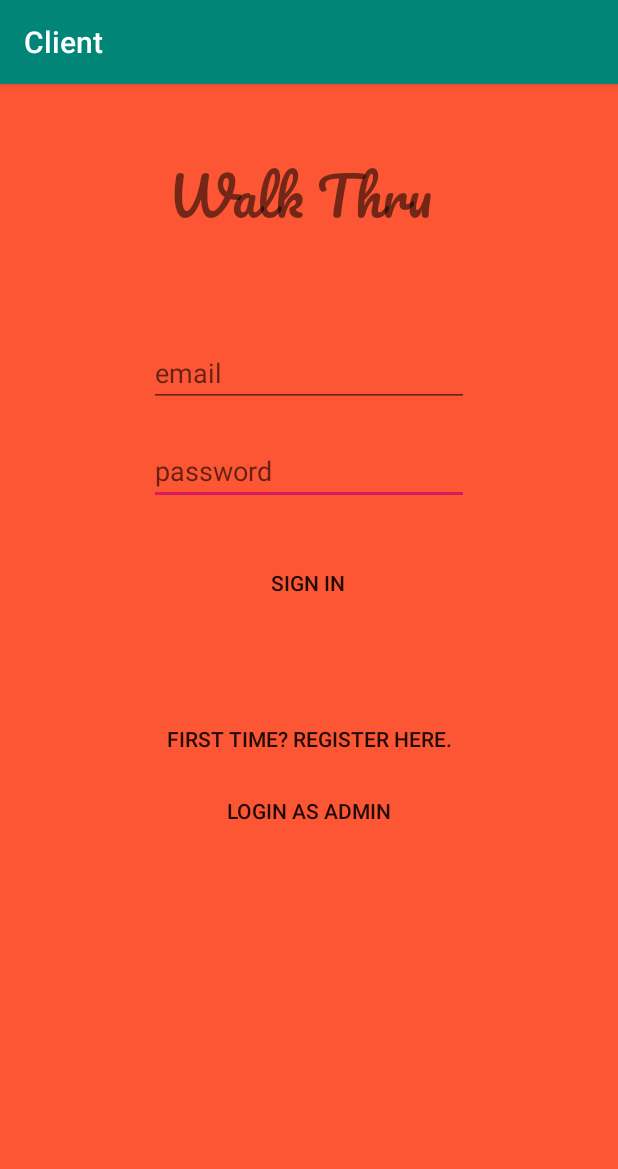
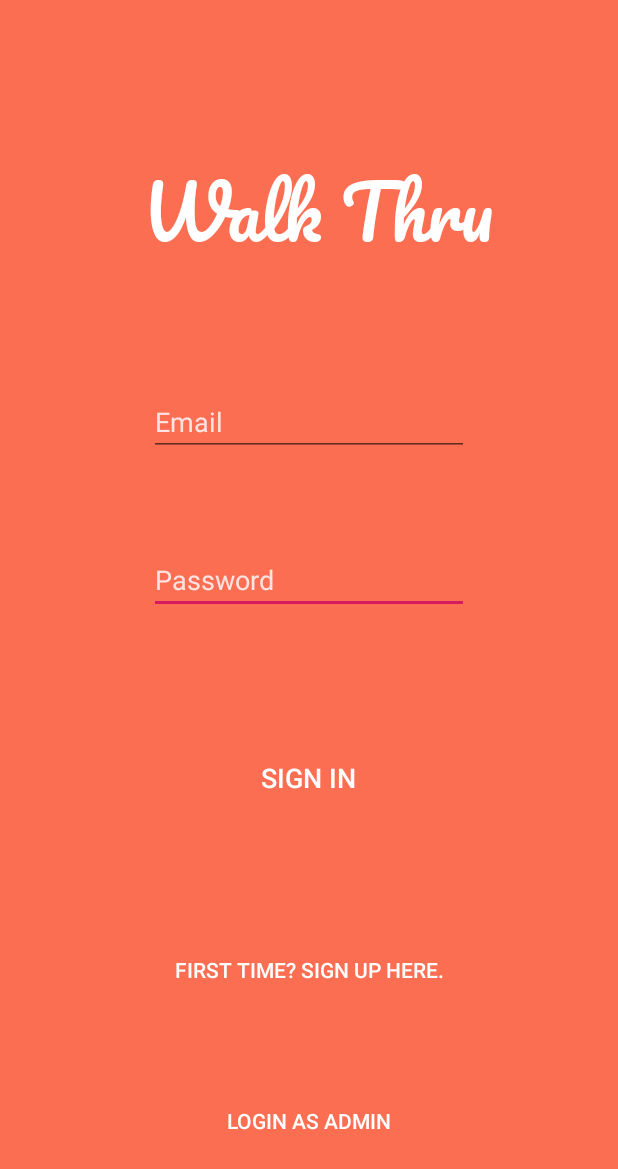
Before and after one commit to Abdoronic/walk-thru, an Android app: the screen it shows after launch (MainActivity), after a tap on "SIGN IN", on a phone screen of 412 x 824 dp. Shown: the top 1169 px of the screen. Run offline under Robolectric (Android 15) with nearby library versions, the phone set to English and light mode, and no system bars.

Commit message:
Iterated over signIn design and Http request

```diff
--- a/Client/app/build.gradle
+++ b/Client/app/build.gradle
@@ -5,7 +5,7 @@ android {
     buildToolsVersion "29.0.2"
     defaultConfig {
         applicationId "com.example.client"
-        minSdkVersion 15
+        minSdkVersion 26
         targetSdkVersion 29
         versionCode 1
         versionName "1.0"
@@ -27,4 +27,7 @@ dependencies {
     androidTestImplementation 'androidx.test.ext:junit:1.1.1'
     androidTestImplementation 'androidx.test.espresso:espresso-core:3.2.0'
     implementation 'com.android.volley:volley:1.1.1'
+    implementation 'com.squareup.okhttp3:okhttp:3.9.1'
+    implementation 'androidx.cardview:cardview:1.0.0'
+    implementation 'androidx.recyclerview:recyclerview:1.1.0'
 }
--- a/Client/app/src/main/java/com/example/client/MainActivity.java
+++ b/Client/app/src/main/java/com/example/client/MainActivity.java
@@ -1,39 +1,126 @@
 package com.example.client;
 
+import androidx.appcompat.app.ActionBar;
 import androidx.appcompat.app.AppCompatActivity;
 
 import android.content.Intent;
+import android.graphics.Typeface;
 import android.os.Bundle;
+import android.view.Gravity;
 import android.view.View;
 import android.widget.Button;
+import android.widget.LinearLayout;
 import android.widget.TextView;
 import android.widget.Toast;
-
-import com.android.volley.Request;
-import com.android.volley.RequestQueue;
-import com.android.volley.Response;
-import com.android.volley.VolleyError;
-import com.android.volley.toolbox.JsonObjectRequest;
-import com.android.volley.toolbox.Volley;
 
 import org.json.JSONException;
 import org.json.JSONObject;
 
-import java.util.HashMap;
-import java.util.Map;
+import java.io.IOException;
+
+import okhttp3.Call;
+import okhttp3.Callback;
+import okhttp3.MediaType;
+import okhttp3.OkHttpClient;
+import okhttp3.Request;
+import okhttp3.RequestBody;
+import okhttp3.Response;
 
 public class MainActivity extends AppCompatActivity {
     private Button signInButton;
     private TextView emailTextView;
     private TextView passwordTextView;
 
+    public void signIn(String email, String password) {
+        OkHttpClient client = new OkHttpClient();
+
+        String url = getString(R.string.BASE_URL) + "/customers/login";
+
+        String bodyJson = new StringBuilder()
+                .append("{")
+                .append("\"email\":\"").append(email).append("\",")
+                .append("\"password\":\"").append(password).append("\"}")
+                .toString();
+
+        RequestBody body = RequestBody.create(
+                MediaType.parse("application/json; charset=utf-8"),
+                bodyJson
+        );
+        Request request = new Request.Builder()
+                .url(url)
+                .post(body)
+                .build();
+
+        client.newCall(request).enqueue(new Callback() {
+            @Override
+            public void onFailure(Call call, IOException e) {
+                e.printStackTrace();
+            }
+            @Override
+            public void onResponse(Call call, Response response) throws IOException {
+                if (response.isSuccessful()) {
+                    try {
+                        final JSONObject data = new JSONObject(response.body().string());
+                        MainActivity.this.runOnUiThread(new Runnable() {
+                            @Override
+                            public void run() {
+                                Intent intent = new Intent(getApplicationContext(), CustomerViewShopsActivity.class);
+                                try {
+                                    intent.putExtra("firstName",data.getString("firstName"));
+                                    intent.putExtra("id", data.getInt("id"));
+
+                                } catch (JSONException e) {
+                                    e.printStackTrace();
+                                }
+                                startActivity(intent);
+                            }
+                        });
+                    } catch(Exception e) {
+                        e.printStackTrace();
+                    }
+                } else {
+                    try {
+                        final JSONObject error = new JSONObject(response.body().string());
+                        MainActivity.this.runOnUiThread(new Runnable() {
+                            @Override
+                            public void run() {
+                                try {
+                                    Toast.makeText(getApplicationContext(), error.getString("error"),Toast.LENGTH_SHORT).show();
+                                } catch(Exception e) {
+                                    e.printStackTrace();
+                                }
+                            }
+                        });
+                    } catch (JSONException e) {
+                        e.printStackTrace();
+                    }
+                }
+            }
+        });
+    }
+
+    public void setTitle(String title){
+        getSupportActionBar().setHomeButtonEnabled(true);
+        getSupportActionBar().setDisplayHomeAsUpEnabled(true);
+        TextView textView = new TextView(this);
+        textView.setText(title);
+        textView.setTextSize(30);
+        textView.setTypeface(getResources().getFont(R.font.pacifico), Typeface.NORMAL);
+        textView.setLayoutParams(new LinearLayout.LayoutParams(LinearLayout.LayoutParams.FILL_PARENT, LinearLayout.LayoutParams.WRAP_CONTENT));
+        textView.setGravity(Gravity.CENTER);
+        textView.setTextColor(getResources().getColor(R.color.textColorPrimary));
+        getSupportActionBar().setDisplayOptions(ActionBar.DISPLAY_SHOW_CUSTOM);
+        getSupportActionBar().setCustomView(textView);
+    }
 
     @Override
     protected void onCreate(Bundle savedInstanceState) {
         super.onCreate(savedInstanceState);
         setContentView(R.layout.activity_main);
 
-        Button signUp = (Button) findViewById(R.id.signUpBtn);
+        getSupportActionBar().hide();
+
+        Button signUp = findViewById(R.id.signUpBtn);
         signInButton = findViewById(R.id.customerSignUpButton);
         emailTextView = findViewById(R.id.emailText);
         passwordTextView = findViewById((R.id.passwordText));
@@ -46,8 +133,8 @@ public class MainActivity extends AppCompatActivity {
             }
         });
 
-        Button Admin = (Button) findViewById(R.id.adminLogIn);
-        Admin.setOnClickListener(new View.OnClickListener() {
+        Button admin = findViewById(R.id.adminLogIn);
+        admin.setOnClickListener(new View.OnClickListener() {
             @Override
             public void onClick(View v) {
                 Intent startIntent = new Intent(getApplicationContext(),AdminActivity.class);
@@ -57,40 +144,7 @@ public class MainActivity extends AppCompatActivity {
 
         signInButton.setOnClickListener(new View.OnClickListener(){
             public void onClick(View v) {
-                RequestQueue queue = Volley.newRequestQueue(MainActivity.this);
-
-                Map<String, String> params = new HashMap<String, String>();
-                params.put("email", emailTextView.getText().toString());
-                params.put("password", passwordTextView.getText().toString());
-
-                String url = "http://10.0.2.2:8000/customers/login";
-                JsonObjectRequest jsonObjectRequest = new JsonObjectRequest(Request.Method.POST, url, new JSONObject(params), new Response.Listener<JSONObject>() {
-                    @Override
-                    public void onResponse(JSONObject response) {
-                        Intent i = new Intent(getApplicationContext(), CustomerViewShopsActivity.class);
-                        try {
-                            i.putExtra("firstName",response.getString("firstName"));
-                            i.putExtra("id",response.getInt("id"));
-
-                        } catch (JSONException e) {
-                            e.printStackTrace();
-                        }
-                        startActivity(i);
-                    }
-                }, new Response.ErrorListener() {
-                    @Override
-                    public void onErrorResponse(VolleyError error) {
-                        try {
-                            JSONObject errData =new JSONObject(new String(error.networkResponse.data));
-                            Toast.makeText(getApplicationContext(),errData.getString("error"),Toast.LENGTH_LONG).show();
-
-                        } catch (JSONException e) {
-                            e.printStackTrace();
-                        }
-                        error.printStackTrace();
-                    }
-                });
-                queue.add(jsonObjectRequest);
+                signIn(emailTextView.getText().toString(), passwordTextView.getText().toString());
             }
         });
     }
--- a/Client/app/src/main/res/layout/activity_main.xml
+++ b/Client/app/src/main/res/layout/activity_main.xml
@@ -4,52 +4,60 @@
     xmlns:tools="http://schemas.android.com/tools"
     android:layout_width="match_parent"
     android:layout_height="match_parent"
-    android:background="#fd5634"
+    android:background="#D9FD5634"
     tools:context=".MainActivity">
 
     <EditText
         android:id="@+id/passwordText"
         android:layout_width="wrap_content"
         android:layout_height="wrap_content"
-        android:layout_marginTop="20dp"
+        android:layout_marginTop="60dp"
         android:ems="10"
-        android:hint="password"
+        android:hint="Password"
         android:inputType="textPassword"
+        android:textColor="#FFFFFF"
+        android:textColorHint="#FFE2E2"
         app:layout_constraintEnd_toEndOf="parent"
         app:layout_constraintStart_toStartOf="parent"
         app:layout_constraintTop_toBottomOf="@+id/emailText" />
+
+    <EditText
+        android:id="@+id/emailText"
+        android:layout_width="wrap_content"
+        android:layout_height="wrap_content"
+        android:layout_marginTop="75dp"
+        android:ems="10"
+        android:hint="Email"
+        android:inputType="textEmailAddress"
+        android:textColor="#FFFFFF"
+        android:textColorHint="#FFE2E2"
+        app:layout_constraintEnd_toEndOf="parent"
+        app:layout_constraintStart_toStartOf="parent"
+        app:layout_constraintTop_toBottomOf="@+id/textView" />
 
     <Button
         android:id="@+id/customerSignUpButton"
         style="?android:attr/borderlessButtonStyle"
         android:layout_width="wrap_content"
         android:layout_height="wrap_content"
-        android:layout_marginTop="28dp"
+        android:layout_marginTop="85dp"
         android:text="sign in"
+        android:textColor="#FFFFFF"
+        android:textSize="18sp"
         app:layout_constraintEnd_toEndOf="parent"
         app:layout_constraintHorizontal_bias="0.498"
         app:layout_constraintStart_toStartOf="parent"
         app:layout_constraintTop_toBottomOf="@+id/passwordText" />
 
-    <EditText
-        android:id="@+id/emailText"
+    <TextView
+        android:id="@+id/textView"
         android:layout_width="wrap_content"
         android:layout_height="wrap_content"
-        android:layout_marginTop="60dp"
-        android:ems="10"
-        android:hint="email"
-        android:inputType="textEmailAddress"
-        app:layout_constraintEnd_toEndOf="parent"
-        app:layout_constraintStart_toStartOf="parent"
-        app:layout_constraintTop_toBottomOf="@+id/textView" />
-
-    <TextView
-        android:id="@+id/textView"
-        android:layout_width="201dp"
-        android:layout_height="74dp"
-        android:layout_marginTop="36dp"
+        android:layout_marginTop="90dp"
         android:text="Walk Thru"
-        android:textSize="36sp"
+        android:textColor="#FFFFFF"
+        android:textColorLink="#3F51B5"
+        android:textSize="48sp"
         app:fontFamily="@font/pacifico"
         app:layout_constraintEnd_toEndOf="parent"
         app:layout_constraintHorizontal_bias="0.533"
@@ -61,8 +69,9 @@
         style="?android:attr/borderlessButtonStyle"
         android:layout_width="wrap_content"
         android:layout_height="wrap_content"
-        android:layout_marginTop="56dp"
-        android:text="First time? Register here."
+        android:layout_marginTop="80dp"
+        android:text="First time? Sign Up here."
+        android:textColor="#FFFFFF"
         app:layout_constraintEnd_toEndOf="parent"
         app:layout_constraintHorizontal_bias="0.502"
         app:layout_constraintStart_toStartOf="parent"
@@ -73,7 +82,11 @@
         style="?android:attr/borderlessButtonStyle"
         android:layout_width="wrap_content"
         android:layout_height="wrap_content"
+        android:layout_marginTop="5dp"
+        android:layout_marginBottom="5dp"
         android:text="Login as Admin"
+        android:textColor="#FFFFFF"
+        app:layout_constraintBottom_toBottomOf="parent"
         app:layout_constraintEnd_toEndOf="parent"
         app:layout_constraintStart_toStartOf="parent"
         app:layout_constraintTop_toBottomOf="@+id/signUpBtn" />
--- a/Client/app/src/main/res/values/colors.xml
+++ b/Client/app/src/main/res/values/colors.xml
@@ -3,4 +3,6 @@
     <color name="colorPrimary">#008577</color>
     <color name="colorPrimaryDark">#00574B</color>
     <color name="colorAccent">#D81B60</color>
+    <color name="textColorPrimary">#D9FD5634</color>
+
 </resources>
--- a/Client/app/src/main/res/values/strings.xml
+++ b/Client/app/src/main/res/values/strings.xml
@@ -1,3 +1,4 @@
 <resources>
-    <string name="app_name">Client</string>
+    <string name="app_name">Walk Thru</string>
+    <string name="BASE_URL">http://10.0.2.2:8000</string>
 </resources>
--- a/Client/app/src/main/res/values/styles.xml
+++ b/Client/app/src/main/res/values/styles.xml
@@ -3,9 +3,10 @@
     <!-- Base application theme. -->
     <style name="AppTheme" parent="Theme.AppCompat.Light.DarkActionBar">
         <!-- Customize your theme here. -->
-        <item name="colorPrimary">@color/colorPrimary</item>
+        <item name="colorPrimary">#FFFFFF</item>
         <item name="colorPrimaryDark">@color/colorPrimaryDark</item>
         <item name="colorAccent">@color/colorAccent</item>
+        <item name="android:colorPrimaryDark">#D9FD5634</item>
     </style>
 
 </resources>
```
Also changed, not shown: Client/app/src/main/java/com/example/client/CustomerViewShopsActivity.java (+116 -93 lines), Client/app/src/main/res/layout/activity_customer_view_shops.xml (+24 -43 lines).
